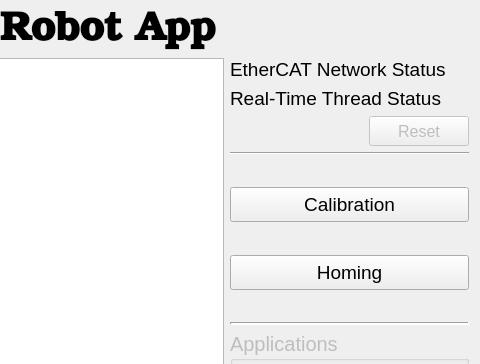
IRMA-LAB/cable_robot, file widgets/main_gui.ui: the form before one commit; both pictures show x 392 to 872 and y 0 to 364 of the 872 by 946 pixel window.
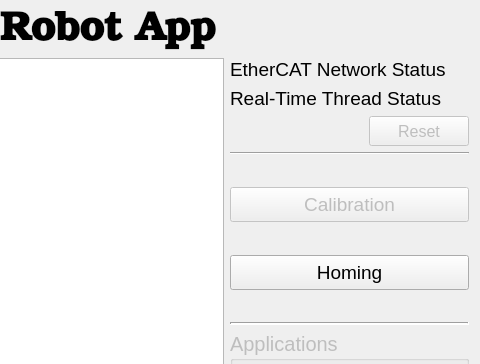
The form after the commit. Icons and pictures are not drawn.

Diff of the .ui file:
```diff
--- a/widgets/main_gui.ui
+++ b/widgets/main_gui.ui
@@ -248,6 +248,9 @@
        </item>
        <item>
         <widget class="QPushButton" name="pushButton_calib">
+         <property name="enabled">
+          <bool>false</bool>
+         </property>
          <property name="minimumSize">
           <size>
            <width>0</width>
```
Left out of the diff: 6 changed lines with no effect on the pictures.
